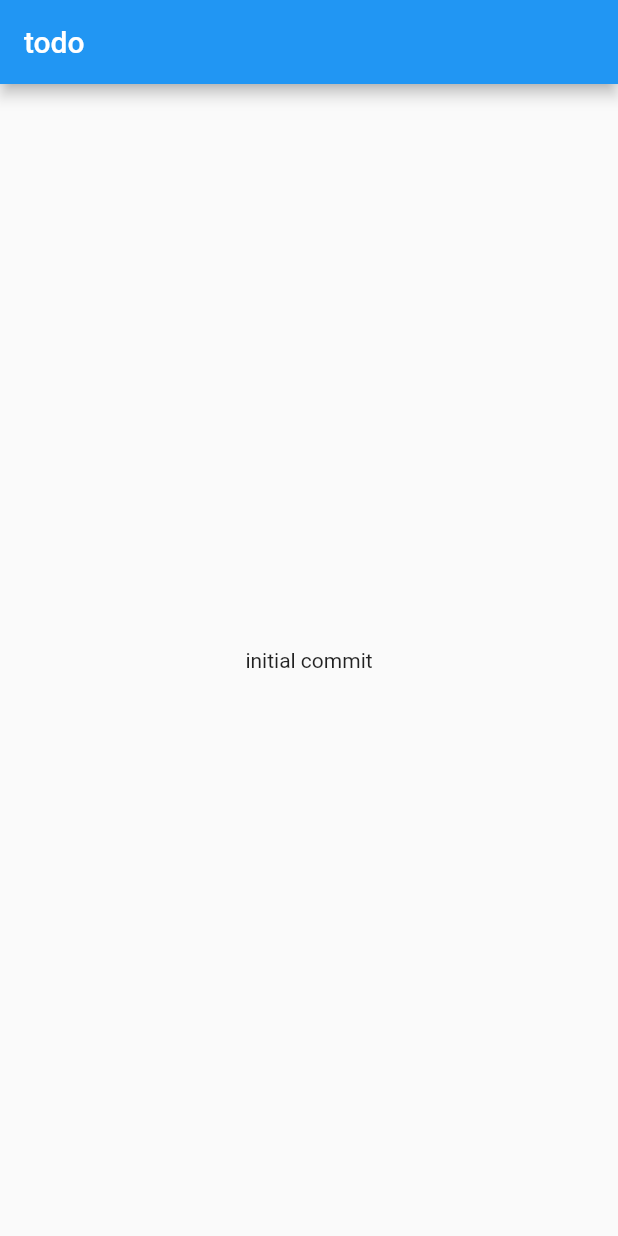
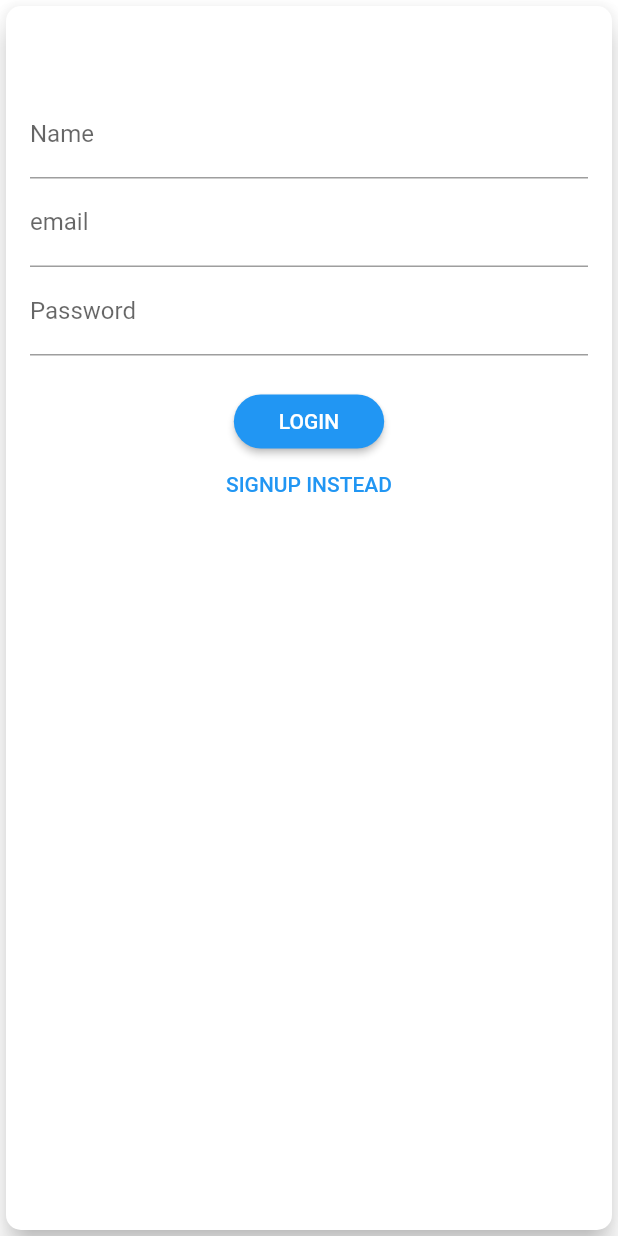
Before and after one commit to NikosRam/toDo, a Flutter app: the screen it shows after launch, on a phone screen of 412 x 824 dp. Run offline on Flutter 3.47's test engine with Material 2 defaults, Android fonts, the phone set to English and light mode, and no system bars.

Commit message:
Initialise signup form

```diff
--- a/frontend/lib/main.dart
+++ b/frontend/lib/main.dart
@@ -1,4 +1,6 @@
 import 'package:flutter/material.dart';
+
+import './screens/auth_screen.dart';
 
 void main() {
   runApp(const MyApp());
@@ -14,23 +16,7 @@ class MyApp extends StatelessWidget {
       theme: ThemeData(
         primarySwatch: Colors.blue,
       ),
-      home: const MyHomePage(),
+      home: const AuthScreen(),
     );
   }
 }
-
-class MyHomePage extends StatelessWidget {
-  const MyHomePage({super.key});
-
-  @override
-  Widget build(BuildContext context) {
-    return Scaffold(
-      appBar: AppBar(
-        title: const Text("todo"),
-      ),
-      body: const Center(
-        child: Text("initial commit"),
-      ),
-    );
-  }
-}
--- /dev/null
+++ b/frontend/lib/providers/auth.dart
@@ -0,0 +1,25 @@
+import 'dart:convert';
+
+import 'package:flutter/material.dart';
+import 'package:http/http.dart' as http;
+
+class Auth with ChangeNotifier {
+  String? _token;
+
+  Future<void> signup(String name, String email, String password) async {
+    final url = Uri.parse("http://127.0.0.1:8000");
+
+    final response = await http.post(
+      url,
+      body: json.encode(
+        {
+          "name": name,
+          "email": email,
+          "password": password,
+          "returnSecureToken": true,
+        },
+      ),
+    );
+    print(json.decode(response.body));
+  }
+}
--- /dev/null
+++ b/frontend/lib/screens/auth_screen.dart
@@ -0,0 +1,141 @@
+import 'package:flutter/material.dart';
+import 'package:provider/provider.dart';
+
+import '../providers/auth.dart';
+
+enum AuthMode { Signup, Login }
+
+class AuthScreen extends StatefulWidget {
+  const AuthScreen({
+    Key? key,
+  }) : super(key: key);
+
+  @override
+  State<AuthScreen> createState() => _AuthScreenState();
+}
+
+class _AuthScreenState extends State<AuthScreen> {
+  final GlobalKey<FormState> _formKey = GlobalKey();
+  AuthMode _authMode = AuthMode.Login;
+  Map<String, String> _authData = {
+    'name': '',
+    'email': '',
+    'password': '',
+  };
+  var _isLoading = false;
+
+  Future<void> _submit() async {
+    if (!_formKey.currentState!.validate()) {
+      // Invalid!
+      return;
+    }
+    _formKey.currentState!.save();
+    setState(() {
+      _isLoading = true;
+    });
+    if (_authMode == AuthMode.Login) {
+      // Log user in
+    } else {
+      // Sign user up
+      await Provider.of<Auth>(context, listen: false).signup(
+          _authData['name']!, _authData['email']!, _authData['password']!);
+    }
+    setState(() {
+      _isLoading = false;
+    });
+  }
+
+  void _switchAuthMode() {
+    if (_authMode == AuthMode.Login) {
+      setState(() {
+        _authMode = AuthMode.Signup;
+      });
+    } else {
+      setState(() {
+        _authMode = AuthMode.Login;
+      });
+    }
+  }
+
+  @override
+  Widget build(BuildContext context) {
+    final deviceSize = MediaQuery.of(context).size;
+    return Card(
+      shape: RoundedRectangleBorder(
+        borderRadius: BorderRadius.circular(10.0),
+      ),
+      elevation: 8.0,
+      child: Container(
+        height: _authMode == AuthMode.Signup ? 320 : 260,
+        constraints:
+            BoxConstraints(minHeight: _authMode == AuthMode.Signup ? 320 : 260),
+        width: deviceSize.width * 0.75,
+        padding: const EdgeInsets.all(16.0),
+        child: Form(
+          key: _formKey,
+          child: Padding(
+            padding: const EdgeInsets.only(top: 40.0),
+            child: SingleChildScrollView(
+              child: Column(
+                children: [
+                  TextFormField(
+                    decoration: const InputDecoration(labelText: 'Name'),
+                    keyboardType: TextInputType.name,
+                    onSaved: (value) {
+                      _authData['name'] = value!;
+                    },
+                  ),
+                  TextFormField(
+                    decoration: const InputDecoration(labelText: 'email'),
+                    obscureText: true,
+                    onSaved: (value) {
+                      _authData['email'] = value!;
+                    },
+                  ),
+                  TextFormField(
+                    decoration: const InputDecoration(labelText: 'Password'),
+                    obscureText: true,
+                    onSaved: (value) {
+                      _authData['password'] = value!;
+                    },
+                  ),
+                  const SizedBox(
+                    height: 20,
+                  ),
+                  if (_isLoading)
+                    const CircularProgressIndicator()
+                  else
+                    ElevatedButton(
+                      onPressed: _submit,
+                      style: ElevatedButton.styleFrom(
+                        shape: RoundedRectangleBorder(
+                          borderRadius: BorderRadius.circular(30),
+                        ),
+                        padding: const EdgeInsets.symmetric(
+                            horizontal: 30.0, vertical: 8.0),
+                        primary: Theme.of(context).primaryColor,
+                        // primary: Theme.of(context).primaryTextTheme.button.color,
+                      ),
+                      child: Text(
+                          _authMode == AuthMode.Login ? 'LOGIN' : 'SIGN UP'),
+                    ),
+                  TextButton(
+                    onPressed: _switchAuthMode,
+                    style: TextButton.styleFrom(
+                      padding:
+                          EdgeInsets.symmetric(horizontal: 30.0, vertical: 4),
+                      tapTargetSize: MaterialTapTargetSize.shrinkWrap,
+                      primary: Theme.of(context).primaryColor,
+                    ),
+                    child: Text(
+                        '${_authMode == AuthMode.Login ? 'SIGNUP' : 'LOGIN'} INSTEAD'),
+                  ),
+                ],
+              ),
+            ),
+          ),
+        ),
+      ),
+    );
+  }
+}
```
Also changed, not shown: frontend/pubspec.yaml (+4 -4 lines).
